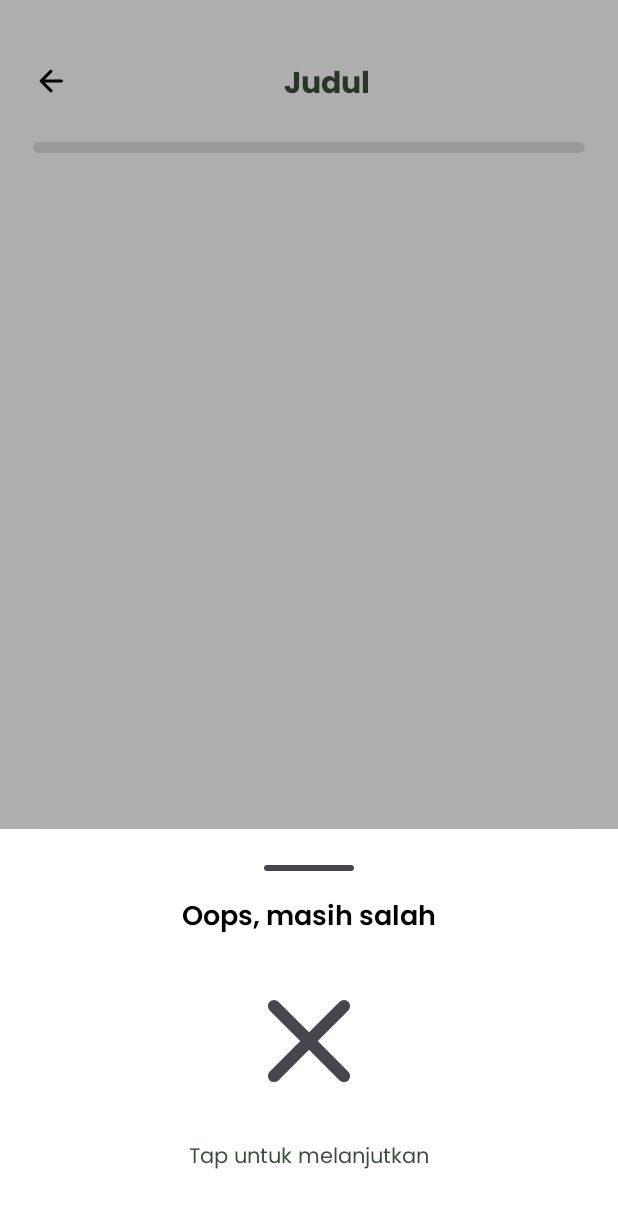
After one commit to Hilda003/LoomiApp, an Android app: the fragment BottomSheetResult placed in its activity, on a phone screen of 412 x 824 dp. The commit adds this screen. Shown: the top 1208 px of the screen. Run offline under Robolectric (Android 15) with nearby library versions, the phone set to English and light mode, and no system bars; 3 statements that could not run were skipped.

Commit message:
feat(ui): update BottomSheetResult UI and click handler

```diff
--- /dev/null
+++ b/app/src/main/java/com/example/loomi/BottomSheetResult.kt
@@ -0,0 +1,72 @@
+package com.example.loomi
+
+import android.os.Bundle
+
+import android.view.LayoutInflater
+import android.view.View
+import android.view.ViewGroup
+import com.example.loomi.databinding.FragmentBottomSheetResultBinding
+import com.google.android.material.bottomsheet.BottomSheetDialogFragment
+
+class BottomSheetResult : BottomSheetDialogFragment() {
+
+    private var isSuccess: Boolean = false
+    private var onDismissAction: (() -> Unit)? = null
+    private var _binding: FragmentBottomSheetResultBinding? = null
+    private val binding get() = _binding!!
+
+    companion object {
+        private const val ARG_IS_SUCCESS = "arg_is_success"
+
+        fun newInstance(
+            isSuccess: Boolean,
+            onDismissAction: (() -> Unit)? = null
+        ): BottomSheetResult {
+            val fragment = BottomSheetResult()
+            fragment.onDismissAction = onDismissAction
+            val args = Bundle()
+            args.putBoolean(ARG_IS_SUCCESS, isSuccess)
+            fragment.arguments = args
+            return fragment
+        }
+    }
+
+    override fun onCreate(savedInstanceState: Bundle?) {
+        super.onCreate(savedInstanceState)
+        isCancelable = false
+        isSuccess = arguments?.getBoolean(ARG_IS_SUCCESS) ?: false
+    }
+
+    override fun onCreateView(
+        inflater: LayoutInflater,
+        container: ViewGroup?,
+        savedInstanceState: Bundle?
+    ): View? {
+        _binding = FragmentBottomSheetResultBinding.inflate(inflater, container, false)
+        setupView(binding.root)
+        return binding.root
+    }
+
+    private fun setupView(view: View) {
+        with(binding) {
+            if (isSuccess) {
+                tvTitle.text = "Yeay, benar!"
+                ivStatusIcon.setImageResource(R.drawable.ic_close)
+            } else {
+                tvTitle.text = "Oops, masih salah"
+                ivStatusIcon.setImageResource(R.drawable.ic_close)
+            }
+
+            txtContinue.setOnClickListener {
+                dismiss()
+                onDismissAction?.invoke()
+            }
+        }
+    }
+
+
+    override fun onDestroyView() {
+        super.onDestroyView()
+        _binding = null
+    }
+}
--- a/app/src/main/java/com/example/loomi/data/model/Content.kt
+++ b/app/src/main/java/com/example/loomi/data/model/Content.kt
@@ -11,11 +11,12 @@
 data class Content(
     val title: String = "",
     val description: String = "",
+    val descriptionList: List<String> = emptyList(),
     val url: String = "",
     val type: ContentType = ContentType.EXPLANATION,
     val choices: List<String>? = null,
     val code: String? = null,
-    val correctAnswer: String? = null,
+    val correctAnswer: List<String>? = null,
     val drag: String? = null,
     val text: String? = null,
     val question: String? = null
@@ -23,7 +24,7 @@
 
 enum class ContentType {
     EXPLANATION,
-    FILL_IN_THE_BLANK,
+//    FILL_IN_BLANK,
     DRAG_AND_DROP,
     MULTIPLE_CHOICE;
 
--- a/app/src/main/java/com/example/loomi/data/model/Material.kt
+++ b/app/src/main/java/com/example/loomi/data/model/Material.kt
@@ -8,7 +8,7 @@
 @IgnoreExtraProperties
 @Parcelize
 data class Material(
-    val id: String = "",
+    val id: Int = 0,
     val title: String = "",
     val imgResId: String? = "",
     val sections: List<Section> = emptyList()
--- /dev/null
+++ b/app/src/main/res/drawable/bg_drag_handle.xml
@@ -0,0 +1,4 @@
+<shape xmlns:android="http://schemas.android.com/apk/res/android" android:shape="rectangle">
+    <solid android:color="?attr/colorOnSurfaceVariant" />
+    <corners android:radius="2dp" />
+</shape>
--- a/app/src/main/res/layout/activity_content.xml
+++ b/app/src/main/res/layout/activity_content.xml
@@ -63,10 +63,12 @@
         android:id="@+id/btnNext"
         android:layout_width="match_parent"
         android:layout_height="60dp"
-        android:text="@string/next"
         app:cornerRadius="10dp"
-        android:textColor="@color/white"
         android:layout_marginBottom="30dp"
+        android:text="Cek Hasil"
+        android:enabled="false"
+        android:textColor="@android:color/white"
+        android:layout_marginTop="16dp"
         style="@style/PoppinsSemiBold"
         android:backgroundTint="@color/dark_green"
         app:layout_constraintBottom_toBottomOf="parent"
--- /dev/null
+++ b/app/src/main/res/layout/fragment_bottom_sheet_result.xml
@@ -0,0 +1,49 @@
+<?xml version="1.0" encoding="utf-8"?>
+<LinearLayout xmlns:android="http://schemas.android.com/apk/res/android"
+    xmlns:tools="http://schemas.android.com/tools"
+    android:layout_width="match_parent"
+    android:layout_height="wrap_content"
+    android:orientation="vertical"
+    android:background="@color/white"
+    android:padding="24dp"
+    tools:context=".BottomSheetResult">
+    <View
+        android:layout_width="60dp"
+        android:layout_height="4dp"
+        android:layout_gravity="center_horizontal"
+        android:background="@drawable/bg_drag_handle"
+        android:layout_marginBottom="16dp" />
+
+    <TextView
+        android:id="@+id/tvTitle"
+        android:layout_width="wrap_content"
+        android:layout_height="wrap_content"
+        android:layout_gravity="center"
+        style="@style/PoppinsSemiBold"
+        android:textSize="18sp"
+        android:text="Jawaban anda benar!" />
+
+    <ImageView
+        android:id="@+id/ivStatusIcon"
+        android:layout_width="100dp"
+        android:layout_height="100dp"
+        android:layout_marginTop="16dp"
+        android:layout_gravity="center_horizontal"
+        android:layout_marginBottom="16dp" />
+
+    <TextView
+        android:id="@+id/txt_continue"
+        android:layout_width="wrap_content"
+        android:layout_height="wrap_content"
+        android:text="Tap untuk melanjutkan"
+        style="@style/PoppinsRegular"
+        android:textColor="@color/dark_green"
+        android:textAppearance="?attr/textAppearanceHeadlineSmall"
+        android:layout_gravity="center_horizontal"
+        android:textAlignment="center"
+        android:layout_marginBottom="16dp"
+        android:clickable="true"
+        android:foreground="?attr/selectableItemBackground" />
+
+
+</LinearLayout>
--- a/app/src/main/res/layout/item_article.xml
+++ b/app/src/main/res/layout/item_article.xml
@@ -5,9 +5,9 @@
     android:layout_height="wrap_content"
     app:cardCornerRadius="12dp"
     app:cardElevation="4dp"
+    android:layout_marginStart="8dp"
+    android:layout_marginEnd="8dp"
     android:layout_marginTop="12dp"
-    android:layout_marginStart="12dp"
-    android:layout_marginEnd="12dp"
     app:cardBackgroundColor="@color/white"
     android:background="@android:color/white">
 
--- a/app/src/main/res/values/colors.xml
+++ b/app/src/main/res/values/colors.xml
@@ -8,4 +8,6 @@
     <color name="background">#D9D9D9</color>
     <color name="green_50">#4F6F52</color>
     <color name="yellow">#ECE3CE</color>
+    <color name="active_button">#3A4D39</color>
+    <color name="disabled_button">#E0E0E0</color>
 </resources>
--- a/app/src/main/res/values/strings.xml
+++ b/app/src/main/res/values/strings.xml
@@ -99,5 +99,6 @@
     <string name="next_material">Materi Selanjutnya</string>
     <string name="skip">Lompati</string>
     <string name="_4_10">4/10</string>
+    <string name="tap_to_continue">Tap untuk melanjutkan</string>
 
 </resources>
```
Also changed, not shown: app/src/main/java/com/example/loomi/ContentActivity.kt (+53 -13 lines), app/src/main/java/com/example/loomi/FragmentDragAndDrop.kt (+45 -35 lines), app/src/main/java/com/example/loomi/ui/content/ExplanationFragment.kt (+18 -7 lines), app/src/main/java/com/example/loomi/ui/content/MultipleChoiceFragment.kt (+42 -18 lines), app/src/main/java/com/example/loomi/ui/material/MaterialViewModel.kt (+11 -11 lines).
